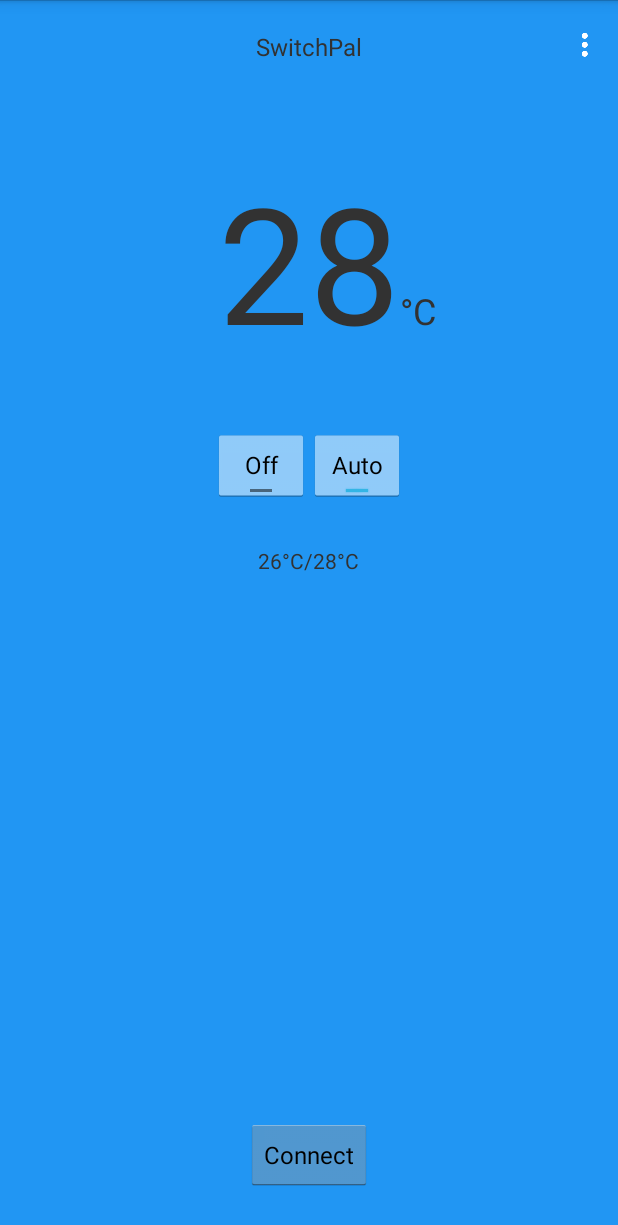
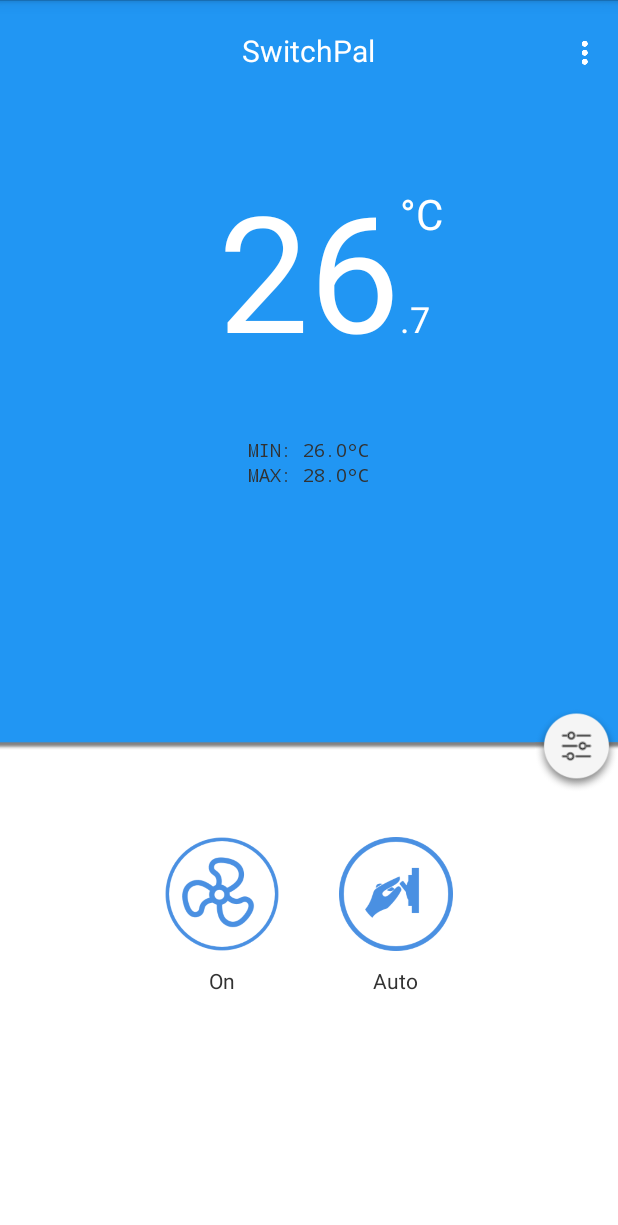
Before and after one commit to switchpal/Android, an Android app: the layout activity_device.xml on its own in the app's theme, with its tools: preview values and no code run, on a phone screen of 412 x 824 dp. Shown: the top 1225 px of the screen. Run offline under Robolectric (Android 15) with nearby library versions, the phone set to English and light mode, and no system bars.

Commit message:
Android: update app design

```diff
--- a/build.gradle
+++ b/build.gradle
@@ -13,6 +13,7 @@ dependencies {
     repositories {
         mavenCentral()
     }
+    compile "com.android.support:appcompat-v7:21.0.+"
     compile 'com.android.support:design:22.2.0'
     compile 'me.dm7.barcodescanner:zxing:1.7'
 
--- a/src/main/java/com/getswitchpal/android/DeviceActivity.java
+++ b/src/main/java/com/getswitchpal/android/DeviceActivity.java
@@ -87,9 +87,6 @@ public class DeviceActivity extends Activity implements NumberPicker.OnValueChan
 
         mDevice = new Device(mDeviceAddress, mDevicePasskey);
 
-        final TextView addressText = (TextView) findViewById(R.id.text_device_address);
-        addressText.setText(mDevice.getAddress());
-
         mTemperatureView = (TextView) findViewById(R.id.text_temperature);
         mTemperatureRangeMinView = (TextView) findViewById(R.id.text_temperature_min);
         mTemperatureRangeMaxView = (TextView) findViewById(R.id.text_temperature_max);
@@ -135,8 +132,8 @@ public class DeviceActivity extends Activity implements NumberPicker.OnValueChan
         });
 
         // Bind temperature settings
-        final LinearLayout rangeGroup = (LinearLayout) findViewById(R.id.group_range);
-        rangeGroup.setOnClickListener(new View.OnClickListener() {
+        final ImageView configButton = (ImageView) findViewById(R.id.button_config);
+        configButton.setOnClickListener(new View.OnClickListener() {
             @Override
             public void onClick(View v) {
                 showRangeConfigDialog();
@@ -597,6 +594,11 @@ public class DeviceActivity extends Activity implements NumberPicker.OnValueChan
     public void onValueChange(NumberPicker picker, int oldVal, int newVal) {
     }
 
+    /**
+     * We have a more icon, that contains two menu items:
+     * - menu_feedback: Go to the website, and allows user to leave comments
+     * - menu_new_device: Scan a new device
+     */
     @Override
     public boolean onMenuItemClick(MenuItem menuItem) {
         switch (menuItem.getItemId()) {
--- a/src/main/java/com/getswitchpal/android/MainActivity.java
+++ b/src/main/java/com/getswitchpal/android/MainActivity.java
@@ -8,6 +8,7 @@ import android.content.SharedPreferences;
 import android.os.Bundle;
 import android.view.View;
 import android.widget.Button;
+import android.widget.ImageView;
 import com.parse.ParseAnalytics;
 
 /**
@@ -36,7 +37,7 @@ public class MainActivity extends Activity {
         }
 
         // get hold on the scan button
-        final Button scanButton = (Button) findViewById(R.id.button_scan);
+        final ImageView scanButton = (ImageView) findViewById(R.id.button_scan);
         scanButton.setOnClickListener(new View.OnClickListener() {
             @Override
             public void onClick(View v) {
--- /dev/null
+++ b/src/main/res/drawable/control_mode_button.xml
@@ -0,0 +1,7 @@
+<?xml version="1.0" encoding="utf-8"?>
+<selector xmlns:android="http://schemas.android.com/apk/res/android">
+    <item android:drawable="@drawable/icon_auto"
+          android:state_checked="true"/>
+    <item android:drawable="@drawable/icon_manual"
+          android:state_checked="false"/>
+</selector>
--- /dev/null
+++ b/src/main/res/drawable/icon_config_background_repeat.xml
@@ -0,0 +1,5 @@
+<bitmap
+    xmlns:android="http://schemas.android.com/apk/res/android"
+    android:src="@drawable/icon_config_background"
+    android:tileModeX="repeat"
+    android:dither="true"/>
--- /dev/null
+++ b/src/main/res/drawable/switch_state_button.xml
@@ -0,0 +1,7 @@
+<?xml version="1.0" encoding="utf-8"?>
+<selector xmlns:android="http://schemas.android.com/apk/res/android">
+    <item android:drawable="@drawable/icon_on"
+          android:state_checked="true"/>
+    <item android:drawable="@drawable/icon_off"
+          android:state_checked="false"/>
+</selector>
--- a/src/main/res/layout/activity_device.xml
+++ b/src/main/res/layout/activity_device.xml
@@ -1,8 +1,24 @@
-<RelativeLayout xmlns:android="http://schemas.android.com/apk/res/android"
+<!-- divide the total height into two parts -->
+<RelativeLayout
+    xmlns:android="http://schemas.android.com/apk/res/android"
     android:layout_width="match_parent"
     android:layout_height="match_parent"
-    android:background="#ff2196F3"
     android:orientation="vertical">
+
+    <LinearLayout
+        android:weightSum="5"
+        android:orientation="vertical"
+        android:layout_width="fill_parent"
+        android:layout_height="fill_parent">
+
+        <!-- for top 2/3 -->
+        <LinearLayout
+            android:id="@+id/group_header"
+            android:layout_width="fill_parent"
+            android:layout_height="fill_parent"
+            android:orientation="vertical"
+            android:background="@color/primary"
+            android:layout_weight="2">
 
             <RelativeLayout
                 android:layout_width="wrap_content"
@@ -15,9 +31,10 @@
                     android:layout_gravity="center_horizontal"
                     android:text="@string/app_name"
                     android:id="@+id/text_app_name"
+                    android:textColor="@color/textPrimary"
                     android:layout_centerHorizontal="true"
                     android:layout_marginTop="20dp"
-                android:textSize="16dp" />
+                    android:textSize="20dp"/>
 
                 <ImageView
                     android:layout_width="wrap_content"
@@ -26,16 +43,14 @@
                     android:contentDescription="more"
                     android:layout_alignBottom="@id/text_app_name"
                     android:layout_alignParentRight="true"
-                android:layout_marginRight="10dp"
                     android:id="@+id/image_more"
-                />
+                    android:paddingRight="10dp"/>
             </RelativeLayout>
 
             <!-- BIG current temperature display -->
             <RelativeLayout
                 android:layout_width="match_parent"
                 android:layout_height="wrap_content"
-        android:layout_below="@id/group_title"
                 android:layout_marginTop="60dp"
                 android:layout_marginBottom="40dp"
                 android:id="@+id/group_temperature"
@@ -45,7 +60,8 @@
                     android:layout_width="wrap_content"
                     android:layout_height="wrap_content"
                     android:layout_gravity="center_horizontal"
-            android:text="28"
+                    android:text="26"
+                    android:textColor="@color/textPrimary"
                     android:id="@+id/text_temperature"
                     android:layout_centerHorizontal="true"
                     android:textSize="108dp"
@@ -54,12 +70,81 @@
                 <TextView
                     android:layout_width="wrap_content"
                     android:layout_height="wrap_content"
-            android:text="°C"
+                    android:text=".7"
+                    android:textColor="@color/textPrimary"
                     android:layout_toRightOf="@id/text_temperature"
                     android:layout_alignBaseline="@+id/text_temperature"
-            android:textSize="24dp" />
+                    android:textSize="24dp"/>
+
+                <TextView
+                    android:layout_width="wrap_content"
+                    android:layout_height="wrap_content"
+                    android:text="°C"
+                    android:textColor="@color/textPrimary"
+                    android:layout_toRightOf="@id/text_temperature"
+                    android:layout_alignTop="@+id/text_temperature"
+                    android:paddingTop="16dp"
+                    android:textSize="28dp"/>
             </RelativeLayout>
 
+            <!-- wrappers for temperature range -->
+            <LinearLayout
+                android:layout_width="match_parent"
+                android:layout_height="wrap_content"
+                android:gravity="center_horizontal"
+                android:orientation="vertical"
+                android:id="@+id/group_range"
+                >
+
+                <TextView
+                    android:layout_width="wrap_content"
+                    android:layout_height="wrap_content"
+                    android:layout_gravity="center_horizontal"
+                    android:text="MIN: 26.0°C"
+                    android:typeface="monospace"
+                    android:id="@+id/text_temperature_min"
+                    android:textSize="12dp"/>
+
+                <TextView
+                    android:layout_width="wrap_content"
+                    android:layout_height="wrap_content"
+                    android:layout_gravity="center_horizontal"
+                    android:text="MAX: 28.0°C"
+                    android:typeface="monospace"
+                    android:id="@+id/text_temperature_max"
+                    android:textSize="12dp"/>
+
+            </LinearLayout>
+
+        </LinearLayout>
+
+        <RelativeLayout
+            android:layout_width="fill_parent"
+            android:layout_height="55dp">
+
+            <ImageView
+                android:src="@drawable/icon_config_background_repeat"
+                android:layout_width="fill_parent"
+                android:scaleType="fitXY"
+                android:layout_height="55dp"/>
+
+            <ImageView
+                android:layout_width="55dp"
+                android:layout_height="55dp"
+                android:scaleType="fitXY"
+                android:src="@drawable/icon_config"
+                android:id="@+id/button_config"
+                android:layout_alignParentEnd="true"
+                />
+        </RelativeLayout>
+
+        <!-- the other part -->
+        <LinearLayout
+            android:layout_weight="3"
+            android:background="#ffffffff"
+            android:orientation="vertical"
+            android:layout_width="fill_parent"
+            android:layout_height="fill_parent">
 
             <!-- wrapper for two buttons -->
             <LinearLayout
@@ -69,65 +154,64 @@
                 android:layout_below="@id/group_temperature"
                 android:gravity="center_horizontal"
                 android:id="@+id/group_button"
+                android:layout_marginTop="30dp"
                 >
+
                 <!-- switch state toggle -->
+                <RelativeLayout android:layout_width="wrap_content"
+                                android:layout_height="wrap_content">
+
                     <com.getswitchpal.android.ToggleButton
-            android:layout_width="wrap_content"
-            android:layout_height="wrap_content"
+                        android:layout_width="76dp"
+                        android:layout_height="76dp"
                         android:textSize="16dp"
                         android:id="@+id/button_switch"
-            android:layout_marginBottom="30dp"
-            android:textOn="On"
-            android:textOff="Off" android:checked="false"/>
-
-        <com.getswitchpal.android.ToggleButton
-            android:layout_width="wrap_content"
-            android:layout_height="wrap_content"
-            android:textSize="16dp"
-            android:id="@+id/button_mode"
-            android:layout_marginBottom="30dp"
+                        android:background="@drawable/switch_state_button"
+                        android:textOn=""
+                        android:textOff=""
                         android:checked="true"
-            android:textOff="Manual"
-            android:textOn="Auto"
-            android:enabled="true" />
-
-    </LinearLayout>
-
-    <LinearLayout
-        android:layout_width="match_parent"
-        android:layout_height="wrap_content"
-        android:layout_below="@id/group_button"
-        android:gravity="center_horizontal"
-        android:id="@+id/group_range"
-        >
-
+                        />
                     <TextView
                         android:layout_width="wrap_content"
                         android:layout_height="wrap_content"
-            android:layout_gravity="center_horizontal"
-            android:text="26°C"
-            android:id="@+id/text_temperature_min"
+                        android:text="On"
+                        android:layout_marginTop="10dp"
+                        android:layout_below="@+id/button_switch"
+                        android:layout_centerHorizontal="true"
                         />
+                </RelativeLayout>
 
+                <!-- control mode toggle -->
+                <RelativeLayout
+                    android:layout_width="wrap_content"
+                    android:layout_height="wrap_content"
+                    android:layout_marginLeft="40dp"
+                    >
+
+                    <com.getswitchpal.android.ToggleButton
+                        android:layout_width="76dp"
+                        android:layout_height="76dp"
+                        android:textSize="16dp"
+                        android:id="@+id/button_mode"
+                        android:checked="false"
+                        android:textOff=""
+                        android:textOn=""
+                        android:background="@drawable/control_mode_button"
+                        android:enabled="true"
+                        />
                     <TextView
                         android:layout_width="wrap_content"
                         android:layout_height="wrap_content"
+                        android:text="Auto"
+                        android:layout_marginTop="10dp"
+                        android:layout_below="@+id/button_mode"
+                        android:layout_centerHorizontal="true"
                         android:layout_gravity="center_horizontal"
-            android:text="/"
-            android:id="@+id/text_temperature_separator"
                         />
-
-        <TextView
-            android:layout_width="wrap_content"
-            android:layout_height="wrap_content"
-            android:layout_gravity="center_horizontal"
-            android:text="28°C"
-            android:id="@+id/text_temperature_max"
-            />
-
-
+                </RelativeLayout>
             </LinearLayout>
 
+            <!-- for debugging purpose -->
             <Button
                 android:layout_width="wrap_content"
                 android:layout_height="wrap_content"
@@ -136,18 +220,12 @@
                 android:id="@+id/button_connect"
                 android:layout_alignParentBottom="true"
                 android:layout_centerHorizontal="true"
-        android:layout_marginBottom="30dp" />
+                android:visibility="invisible"
+                android:layout_marginBottom="30dp"/>
 
-    <TextView
-        android:layout_width="wrap_content"
-        android:layout_height="wrap_content"
-        android:layout_gravity="center_horizontal"
-        android:text="00:11:22:33:44:55"
-        android:id="@+id/text_device_address"
-        android:layout_centerHorizontal="true"
-        android:layout_below="@id/button_connect"
-        android:textColor="#BBBBBB"
-        android:textSize="12dp" />
+        </LinearLayout>
+
+    </LinearLayout>
 
     <!-- when there is operation going on, add this overlay -->
     <RelativeLayout
@@ -156,7 +234,7 @@
         android:id="@+id/overlay_progress"
         android:visibility="invisible"
         android:background="@color/background_material_light"
-        android:alpha="0.96">
+        android:alpha="0.96" android:layout_alignParentEnd="false">
 
         <ProgressBar
             android:layout_width="wrap_content"
--- a/src/main/res/layout/activity_main.xml
+++ b/src/main/res/layout/activity_main.xml
@@ -1,26 +1,21 @@
-<RelativeLayout xmlns:android="http://schemas.android.com/apk/res/android"
+<RelativeLayout
+    xmlns:android="http://schemas.android.com/apk/res/android"
     android:layout_width="match_parent"
     android:layout_height="match_parent"
+    android:background="@color/primary"
     android:orientation="vertical">
 
     <TextView
         android:layout_width="wrap_content"
         android:layout_height="wrap_content"
         android:textAppearance="?android:attr/textAppearanceLarge"
-        android:layout_gravity="center_horizontal"
         android:text="@string/app_name"
         android:id="@+id/textView"
-        android:layout_marginTop="20dp"
-        android:layout_marginBottom="160dp"
-        android:layout_centerHorizontal="true" />
-
-    <Button
-        android:layout_width="wrap_content"
-        android:layout_height="wrap_content"
-        android:text="Scan"
-        android:id="@+id/button_scan"
-        android:layout_below="@id/textView"
-        android:layout_centerHorizontal="true"/>
+        android:paddingBottom="120dp"
+        android:textColor="@color/textPrimary"
+        android:layout_centerHorizontal="true"
+        android:layout_centerVertical="true"
+        android:textSize="42dp"/>
 
     <TextView
         style="@style/Widget.SampleMessage"
@@ -34,8 +29,18 @@
         android:textSize="13dp"
         android:id="@+id/intro"
         android:gravity="center_horizontal"
-        android:layout_below="@id/button_scan"
-        android:layout_centerHorizontal="true" />
+        android:layout_below="@id/textView"
+        android:layout_centerHorizontal="true" android:textColor="@color/textPrimary"/>
+
+    <ImageView
+        android:id="@+id/button_scan"
+        android:layout_below="@id/intro"
+        android:layout_width="132dp"
+        android:layout_height="42dp"
+        android:scaleType="fitXY"
+        android:layout_centerHorizontal="true"
+        android:src="@drawable/icon_scan"
+        />
 
     <Button
         android:layout_width="wrap_content"
@@ -45,15 +50,6 @@
         android:id="@+id/text_debug"
         android:layout_alignParentBottom="true"
         android:layout_centerHorizontal="true"
-        android:layout_marginBottom="30dp" />
+        android:layout_marginBottom="30dp" android:visibility="invisible"/>
 
-    <TextView
-        android:layout_width="match_parent"
-        android:layout_height="wrap_content"
-        android:text="about"
-        android:textSize="16dp"
-        android:id="@+id/text_about"
-        android:gravity="center_horizontal"
-        android:layout_alignParentBottom="true"
-        android:layout_marginBottom="10dp" />
 </RelativeLayout>
--- a/src/main/res/values/base-strings.xml
+++ b/src/main/res/values/base-strings.xml
@@ -4,7 +4,7 @@
     <string name="intro_message">
         <![CDATA[
 
-        Get started by scan the QR code on your SwitchPal device.
+        Get started by scanning the QR code \n on your device.
 
         ]]>
     </string>
--- /dev/null
+++ b/src/main/res/values/colors.xml
@@ -0,0 +1,5 @@
+<?xml version="1.0" encoding="utf-8"?>
+<resources>
+    <color name="primary">#ff2196F3</color>
+    <color name="textPrimary">#ffffffff</color>
+</resources>
```
Also changed, not shown: src/main/res/drawable/icon_auto.png (added), src/main/res/drawable/icon_config.png (added), src/main/res/drawable/icon_config_background.png (added), src/main/res/drawable/icon_manual.png (added), src/main/res/drawable/icon_off.png (added), src/main/res/drawable/icon_on.png (added), src/main/res/drawable/icon_scan.png (added). Lines whose indentation alone changed are shown as unchanged.
